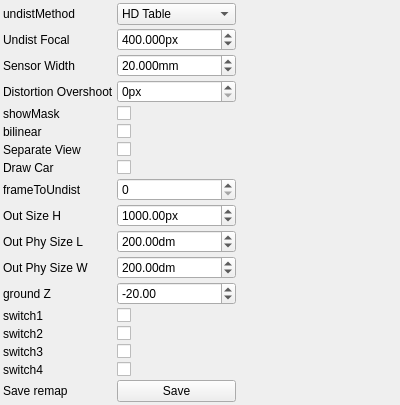
Above: applications/merger/ui/mergerControlWidget.ui from NickPenkrat/corecvs before the change. Below: the same form after it.
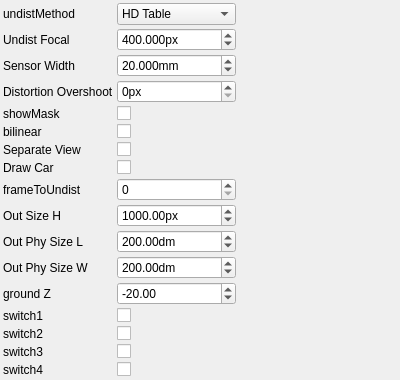
That is the form after the change.

The edit to the form file:
```diff
--- a/applications/merger/ui/mergerControlWidget.ui
+++ b/applications/merger/ui/mergerControlWidget.ui
@@ -460,20 +460,6 @@
        </property>
      </widget>
     </item>
-    <item row="25" column="1">
-    <widget class="QPushButton" name="saveRemapButton">
-     <property name="text">
-      <string>Save</string>
-     </property>
-    </widget>
-   </item>
-   <item row="25" column="0">
-    <widget class="QLabel" name="label">
-     <property name="text">
-      <string>Save remap</string>
-     </property>
-    </widget>
-   </item>
    <item row="17" column="0">
     <spacer name="verticalSpacer">
      <property name="orientation">
```
